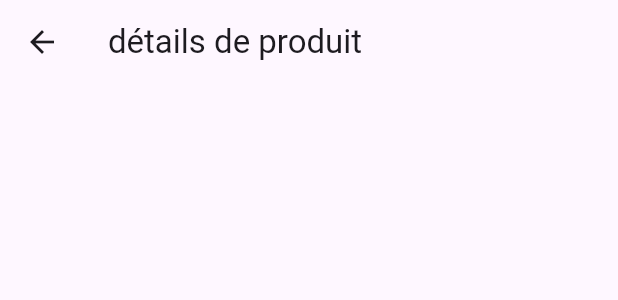
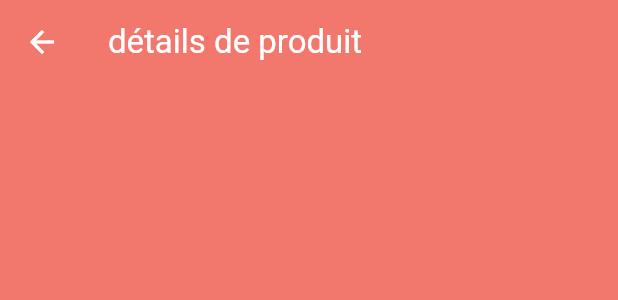
Before and after one commit to uha-fr/endyear_2025_gr01_mobileapp, a Flutter app: the CustomAppBar widget shown alone on an empty page, opened directly, on a phone screen of 412 x 824 dp. Shown: the top 300 px of the screen. Run offline on Flutter 3.47's test engine with Material 3 defaults, Android fonts, the phone set to English and light mode, and no system bars; our stand-ins replace cached_network_image, dartz, get, lottie; network calls fail; project files that could hold a hidden picture were left out.

Commit message:
fixation design background appbar

```diff
--- a/lib/view/widget/customappbar.dart
+++ b/lib/view/widget/customappbar.dart
@@ -1,3 +1,4 @@
+import 'package:endyear_2025_gr01_mobileapp/core/constants/color.dart';
 import 'package:flutter/material.dart';
 
 class CustomAppBar extends StatelessWidget implements PreferredSizeWidget {
@@ -17,7 +18,9 @@ class CustomAppBar extends StatelessWidget implements PreferredSizeWidget {
               Navigator.pop(context);
             },
           ),
-          title: Text(title)
+          title: Text(title),
+          backgroundColor: AppColor.primaryColor,
+          foregroundColor: Colors.white,
     );
 
   }
```
